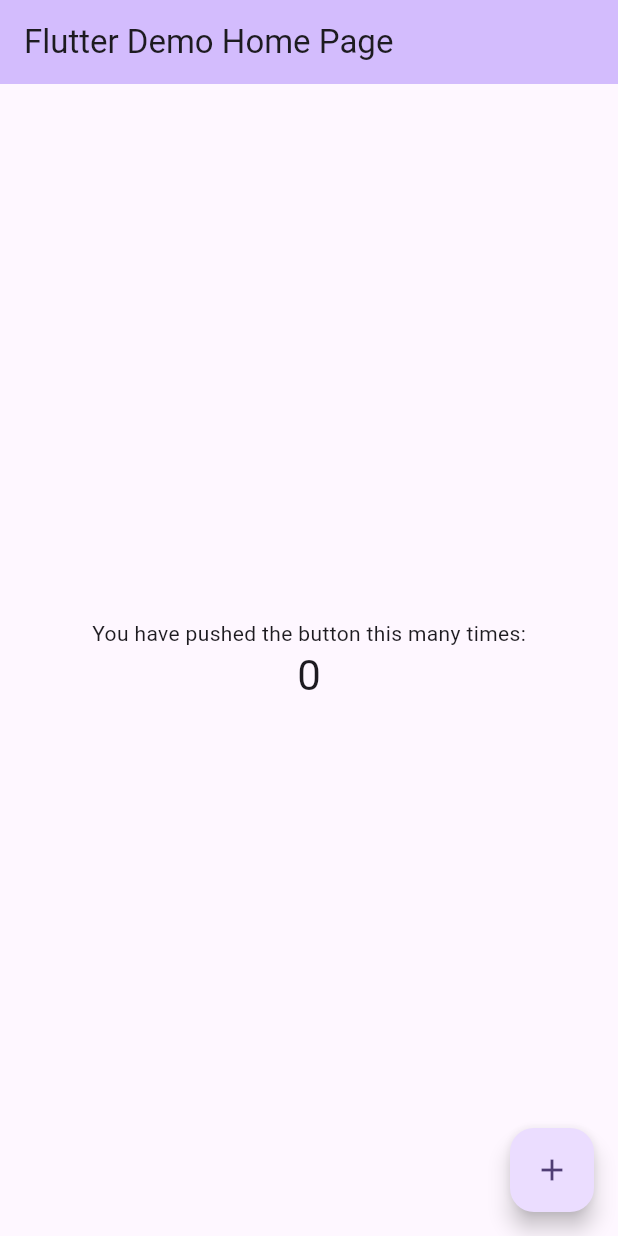
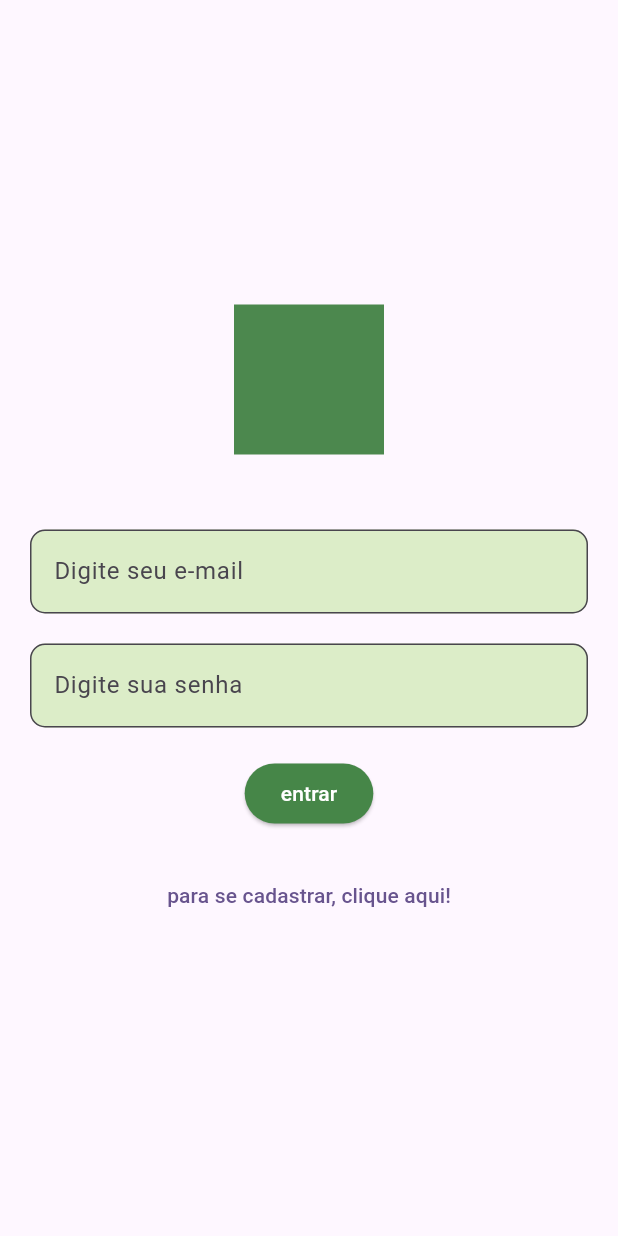
Before and after one commit to alanabclins/Bety-App-DSI, a Flutter app: the screen it shows after launch, on a phone screen of 412 x 824 dp. Run offline on Flutter 3.47's test engine with Material 3 defaults, Android fonts, the phone set to English and light mode, and no system bars.

Commit message:
Primeiro protótipo da tela de login.

```diff
--- /dev/null
+++ b/bety_app/lib/Screens/login.dart
@@ -0,0 +1,68 @@
+import 'package:flutter/material.dart';
+
+void main() {
+  runApp(const MaterialApp(
+    home: LoginScreen(),
+  ));
+}
+
+class LoginScreen extends StatelessWidget {
+  const LoginScreen({super.key});
+
+  @override
+  Widget build(BuildContext context) {
+    return Scaffold(
+      body: Padding(
+        padding: const EdgeInsets.all(20.0),
+        child: Column(
+          mainAxisAlignment: MainAxisAlignment.center,
+          children: <Widget>[
+            Container(
+              width: 100.0,
+              height: 100.0,
+              color: const Color.fromARGB(255, 76, 136, 78), // Substitua isso pelo seu logotipo
+            ),
+            const SizedBox(height: 50.0),
+            TextField(
+              decoration: InputDecoration(
+                filled: true,
+                fillColor: Colors.lightGreen[100],
+                hintText: 'Digite seu e-mail',
+                border: OutlineInputBorder(
+                  borderRadius: BorderRadius.circular(10.0),
+                ),
+              ),
+            ),
+            const SizedBox(height: 20.0),
+            TextField(
+              obscureText: true,
+              decoration: InputDecoration(
+                filled: true,
+                fillColor: Colors.lightGreen[100],
+                hintText: 'Digite sua senha',
+                border: OutlineInputBorder(
+                  borderRadius: BorderRadius.circular(10.0),
+                ),
+              ),
+            ),
+            const SizedBox(height: 20.0),
+            ElevatedButton(
+              style: ElevatedButton.styleFrom(
+                backgroundColor: const Color.fromARGB(255, 70, 134, 72), // Cor do botão
+                foregroundColor: const Color.fromARGB(255, 255, 255, 255),
+              ),
+              onPressed: () {}, // Adicione a função de login aqui
+              child: const Text('entrar'),
+            ),
+            const SizedBox(height: 20.0),
+            TextButton(
+              onPressed:
+                  () {}, // Adicione a função de navegação para a tela de registro aqui
+              child: const Text('para se cadastrar, clique aqui!'),
+            ),
+          ],
+        ),
+      ),
+    );
+  }
+}
--- a/bety_app/lib/main.dart
+++ b/bety_app/lib/main.dart
@@ -1,5 +1,5 @@
 import 'package:flutter/material.dart';
-
+import 'Screens/login.dart';
 void main() {
   runApp(const MyApp());
 }
@@ -12,6 +12,7 @@ class MyApp extends StatelessWidget {
   Widget build(BuildContext context) {
     return MaterialApp(
       title: 'Flutter Demo',
+      debugShowCheckedModeBanner: false,
       theme: ThemeData(
         // This is the theme of your application.
         //
@@ -31,6 +32,10 @@ class MyApp extends StatelessWidget {
         colorScheme: ColorScheme.fromSeed(seedColor: Colors.deepPurple),
         useMaterial3: true,
       ),
+      initialRoute: '/login',
+      routes: {
+        '/login': (context) => const LoginScreen()
+      },
       home: const MyHomePage(title: 'Flutter Demo Home Page'),
     );
   }
```
